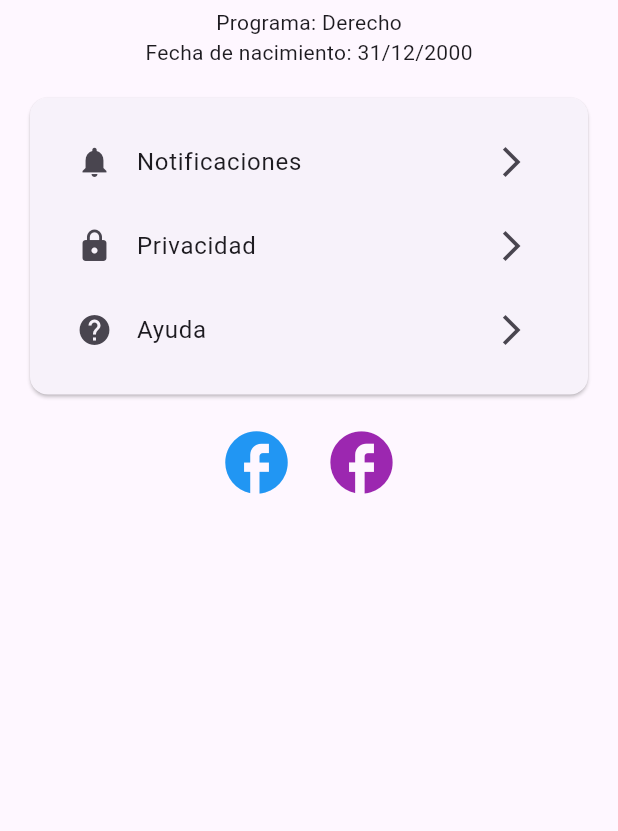
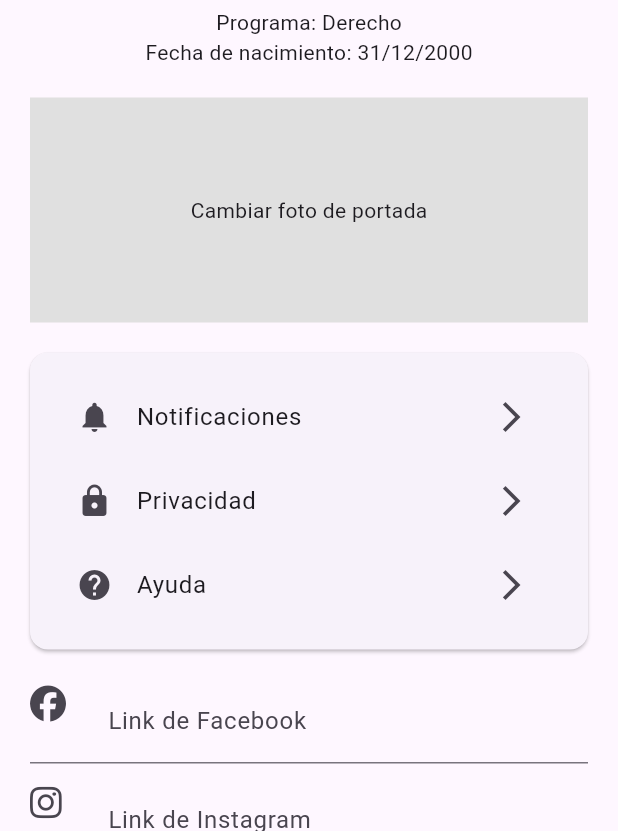
Before and after one commit to MrStudent-Tec/project_app, a Flutter app: the UsersScreen screen opened by its route, tab 4 chosen, on a phone screen of 412 x 824 dp, the part 405-1236 px from its top. Run offline on Flutter 3.47's test engine with Material 3 defaults, Android fonts, the phone set to English and light mode, and no system bars; our stand-ins replace font_awesome_flutter, image_picker, logger, table_calendar.

Commit message:
Add files via upload

```diff
--- a/lib/settings.dart
+++ b/lib/settings.dart
@@ -1,7 +1,42 @@
+import 'dart:io';
 import 'package:flutter/material.dart';
+import 'package:font_awesome_flutter/font_awesome_flutter.dart';
+import 'package:image_picker/image_picker.dart';
+import 'package:ubook/services/auth_service.dart';
 
-class SettingsScreen extends StatelessWidget {
+class SettingsScreen extends StatefulWidget {
   const SettingsScreen({super.key});
+
+  @override
+  _SettingsScreenState createState() => _SettingsScreenState();
+}
+
+class _SettingsScreenState extends State<SettingsScreen> {
+  File? _profileImage;
+  File? _coverImage;
+  final ImagePicker _picker = ImagePicker();
+  final TextEditingController _facebookController = TextEditingController();
+  final TextEditingController _instagramController = TextEditingController();
+
+  final AuthService _authService = AuthService();
+
+  Future<void> _pickProfileImage() async {
+    final pickedFile = await _picker.pickImage(source: ImageSource.gallery);
+    if (pickedFile != null) {
+      setState(() {
+        _profileImage = File(pickedFile.path);
+      });
+    }
+  }
+
+  Future<void> _pickCoverImage() async {
+    final pickedFile = await _picker.pickImage(source: ImageSource.gallery);
+    if (pickedFile != null) {
+      setState(() {
+        _coverImage = File(pickedFile.path);
+      });
+    }
+  }
 
   @override
   Widget build(BuildContext context) {
@@ -9,9 +44,14 @@ class SettingsScreen extends StatelessWidget {
       child: Column(
         children: [
           const SizedBox(height: 20),
-          CircleAvatar(
-            radius: 50,
-            backgroundImage: AssetImage('assets/me.png'), // Imagen del perfil
+          GestureDetector(
+            onTap: _pickProfileImage,
+            child: CircleAvatar(
+              radius: 50,
+              backgroundImage: _profileImage != null
+                  ? FileImage(_profileImage!)
+                  : AssetImage('assets/me.png') as ImageProvider,
+            ),
           ),
           const SizedBox(height: 10),
           const Text(
@@ -24,6 +64,27 @@ class SettingsScreen extends StatelessWidget {
           const SizedBox(height: 5),
           const Text('Programa: Derecho'),
           const Text('Fecha de nacimiento: 31/12/2000'),
+          const SizedBox(height: 20),
+          GestureDetector(
+            onTap: _pickCoverImage,
+            child: Container(
+              width: double.infinity,
+              height: 150,
+              margin: const EdgeInsets.symmetric(horizontal: 20),
+              decoration: BoxDecoration(
+                color: Colors.grey[300],
+                image: _coverImage != null
+                    ? DecorationImage(
+                        image: FileImage(_coverImage!),
+                        fit: BoxFit.cover,
+                      )
+                    : null,
+              ),
+              child: _coverImage == null
+                  ? const Center(child: Text("Cambiar foto de portada"))
+                  : null,
+            ),
+          ),
           const SizedBox(height: 20),
           Card(
             margin: const EdgeInsets.symmetric(horizontal: 20),
@@ -51,13 +112,39 @@ class SettingsScreen extends StatelessWidget {
             ),
           ),
           const SizedBox(height: 20),
-          Row(
-            mainAxisAlignment: MainAxisAlignment.center,
-            children: const [
-              Icon(Icons.facebook, color: Colors.blue, size: 50),
-              SizedBox(width: 20),
-              Icon(Icons.facebook, color: Colors.purple, size: 50),
-            ],
+          Padding(
+            padding: const EdgeInsets.symmetric(horizontal: 20),
+            child: Column(
+              children: [
+                TextField(
+                  controller: _facebookController,
+                  decoration: const InputDecoration(
+                    labelText: 'Link de Facebook',
+                    prefixIcon: FaIcon(FontAwesomeIcons.facebook),
+                  ),
+                ),
+                const SizedBox(height: 10),
+                TextField(
+                  controller: _instagramController,
+                  decoration: const InputDecoration(
+                    labelText: 'Link de Instagram',
+                    prefixIcon: FaIcon(FontAwesomeIcons.instagram),
+                  ),
+                ),
+              ],
+            ),
+          ),
+          const SizedBox(height: 20),
+          ElevatedButton(
+            onPressed: () async {
+              await _authService.submitData(
+                profileImage: _profileImage,
+                coverImage: _coverImage,
+                facebook: _facebookController.text,
+                instagram: _instagramController.text,
+              );
+            },
+            child: const Text('Guardar cambios'),
           ),
         ],
       ),
```
Also changed, not shown: lib/chat.dart (+15 -1 lines), lib/chat_detail_screen.dart (added, +115 -0 lines).
